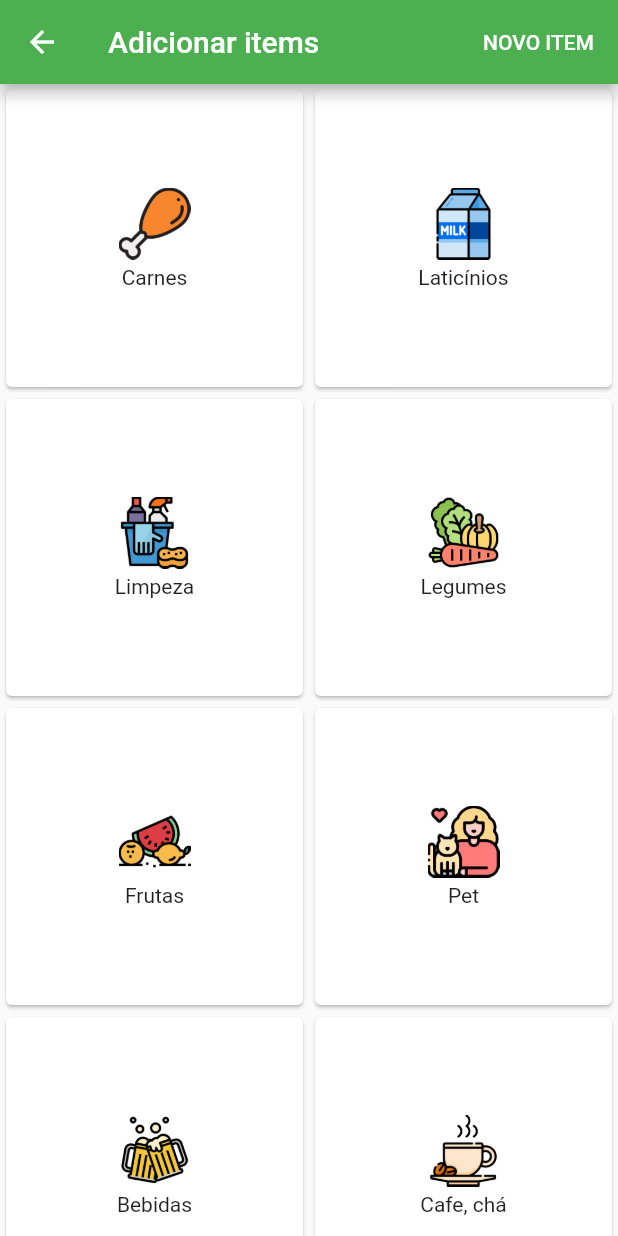
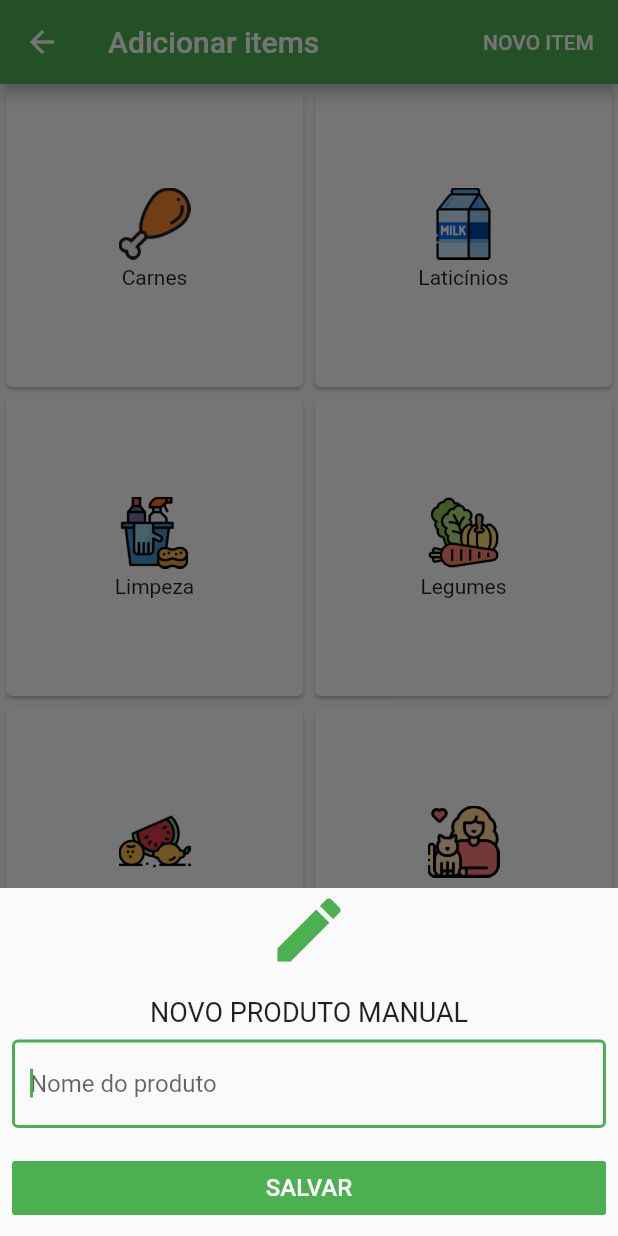
Before and after one commit to Alifyz/mercado-app, a Flutter app: the AddItemsPage screen opened by its route, after a tap on "NOVO ITEM", on a phone screen of 412 x 824 dp. Run offline on Flutter 3.47's test engine with Material 2 defaults, Android fonts, the phone set to English and light mode, and no system bars; our stand-ins replace sqflite; accounts and stored records are empty.

```diff
--- a/lib/pages/add_items/add_items.dart
+++ b/lib/pages/add_items/add_items.dart
@@ -1,24 +1,37 @@
+import 'dart:math';
+
 import 'package:flutter/material.dart';
+import 'package:groceryapp/model/application_model.dart';
 import 'package:groceryapp/model/grocery_item.dart';
 import 'package:groceryapp/pages/add_items_detail/utils/arguments.dart';
 import 'package:groceryapp/widgets/grocery_category.dart';
+import 'package:provider/provider.dart';
 
 class AddItemsPage extends StatelessWidget {
   static String route = '/add-items';
-
   @override
   Widget build(BuildContext context) {
     return Scaffold(
       appBar: AppBar(
         title: Text("Adicionar items"),
         actions: <Widget>[
-           FlatButton(
+          FlatButton(
             child: Text(
               'NOVO ITEM',
               style: TextStyle(color: Colors.white),
             ),
             onPressed: () {
-              //Adicionar um item manual
+              showModalBottomSheet(
+                isScrollControlled: true,
+                context: context,
+                builder: (context) => SingleChildScrollView(
+                  child: Container(
+                    margin: EdgeInsets.only(
+                        bottom: MediaQuery.of(context).viewInsets.bottom),
+                    child: AddManualItem(),
+                  ),
+                ),
+              );
             },
           )
         ],
@@ -207,3 +220,77 @@ class AddItemsPage extends StatelessWidget {
     );
   }
 }
+
+class AddManualItem extends StatelessWidget {
+  final _textController = TextEditingController();
+  final _formKey = GlobalKey<FormState>();
+
+  @override
+  Widget build(BuildContext context) {
+    final AppModel _appModel = Provider.of<AppModel>(context);
+
+    return Column(
+      crossAxisAlignment: CrossAxisAlignment.stretch,
+      children: <Widget>[
+        Icon(
+          Icons.create,
+          size: 56,
+          color: Colors.green,
+        ),
+        SizedBox(
+          height: 16,
+        ),
+        Text(
+          'NOVO PRODUTO MANUAL',
+          style: TextStyle(
+            fontSize: 18,
+          ),
+          textAlign: TextAlign.center,
+        ),
+        Padding(
+          padding: const EdgeInsets.all(8.0),
+          child: Form(
+            key: _formKey,
+            child: TextFormField(
+              autofocus: true,
+              controller: _textController,
+              validator: (value) {
+                if(value.isEmpty || value.length <= 3) {
+                  return 'Nome vazio ou pequeno demais';
+                }else {
+                  return null;
+                }
+              },
+              decoration: InputDecoration(
+                hintText: 'Nome do produto',
+                border: OutlineInputBorder(),
+              ),
+            ),
+          ),
+        ),
+        Padding(
+          padding: const EdgeInsets.all(8.0),
+          child: FlatButton(
+            color: Theme.of(context).primaryColor,
+            onPressed: () {
+              if(_formKey.currentState.validate()) {
+                final newItem = GroceryItem(
+                  id: Random().nextInt(65535),
+                  category: 'Other',
+                  quantity: 1,
+                  title: _textController.text
+                );
+                _appModel.addItem(newItem);
+                Navigator.pop(context);
+              }
+            },
+            child: Text(
+              'SALVAR',
+              style: TextStyle(color: Colors.white, fontSize: 16),
+            ),
+          ),
+        )
+      ],
+    );
+  }
+}
```
Also changed, not shown: lib/pages/user_list_details/utils/icons_utils.dart (+93 -0 lines).
